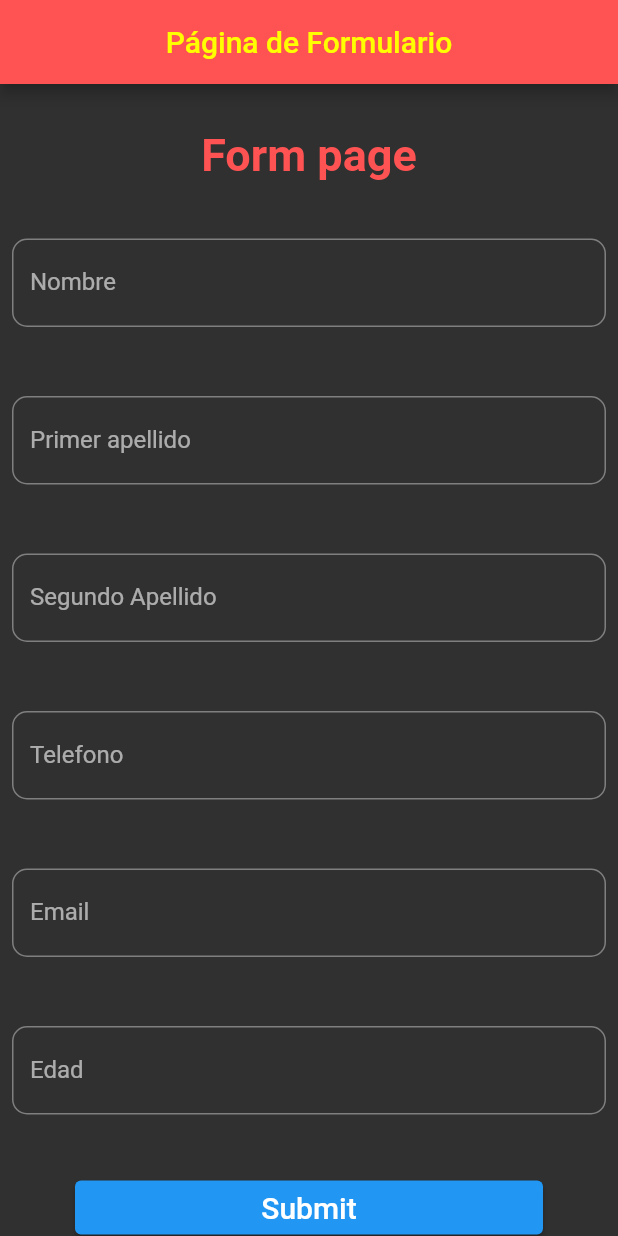
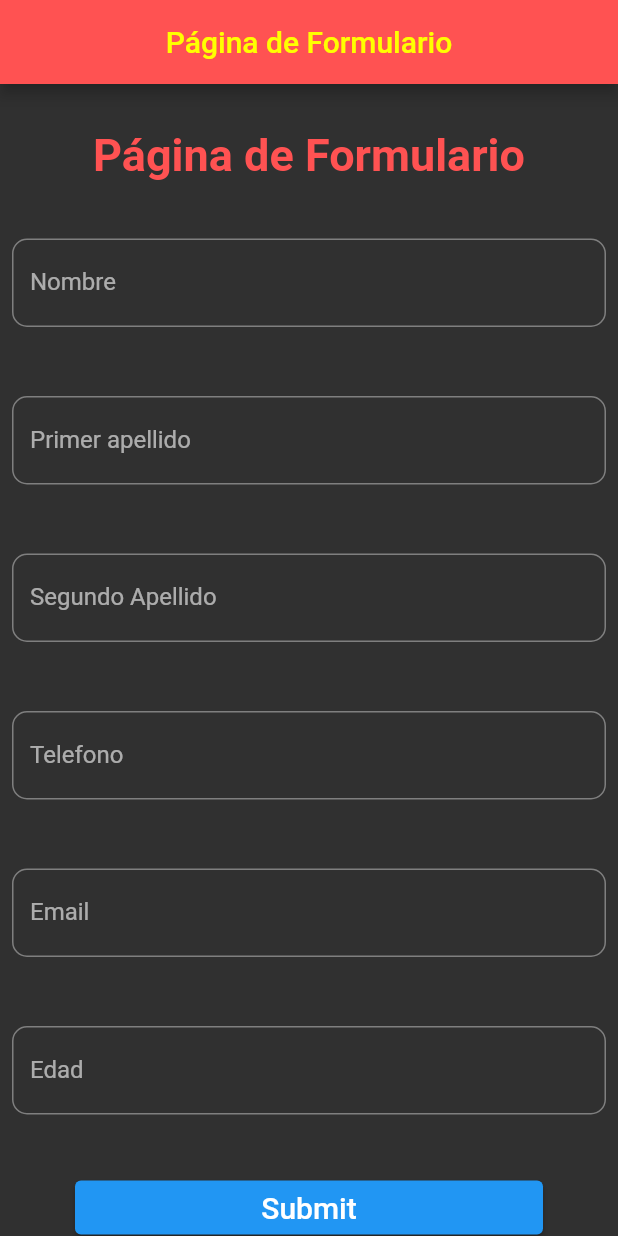
Before and after one commit to PatricioVargasR/actividad_formulario, a Flutter app: the screen it shows after launch, on a phone screen of 412 x 824 dp. Run offline on Flutter 3.47's test engine with Material 2 defaults, Android fonts, the phone set to English and light mode, and no system bars.

Commit message:
Change main.dart

```diff
--- a/lib/main.dart
+++ b/lib/main.dart
@@ -49,7 +49,7 @@ class _HomePageState extends State<HomePage> {
             height: 30,
           ),
           const Center(child:
-              Text('Form page', style: TextStyle(
+              Text('Página de Formulario', style: TextStyle(
                 fontSize: 30,
                 fontWeight: FontWeight.bold,
                 color: Colors.redAccent),
```
